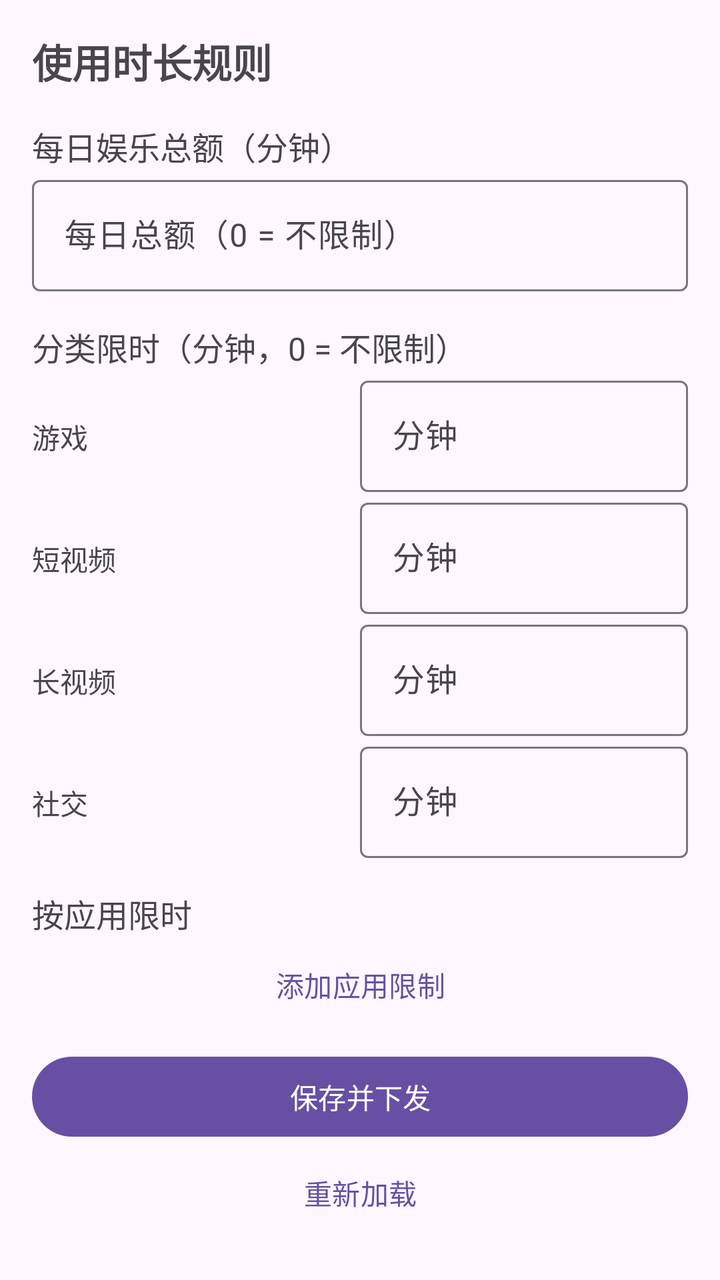
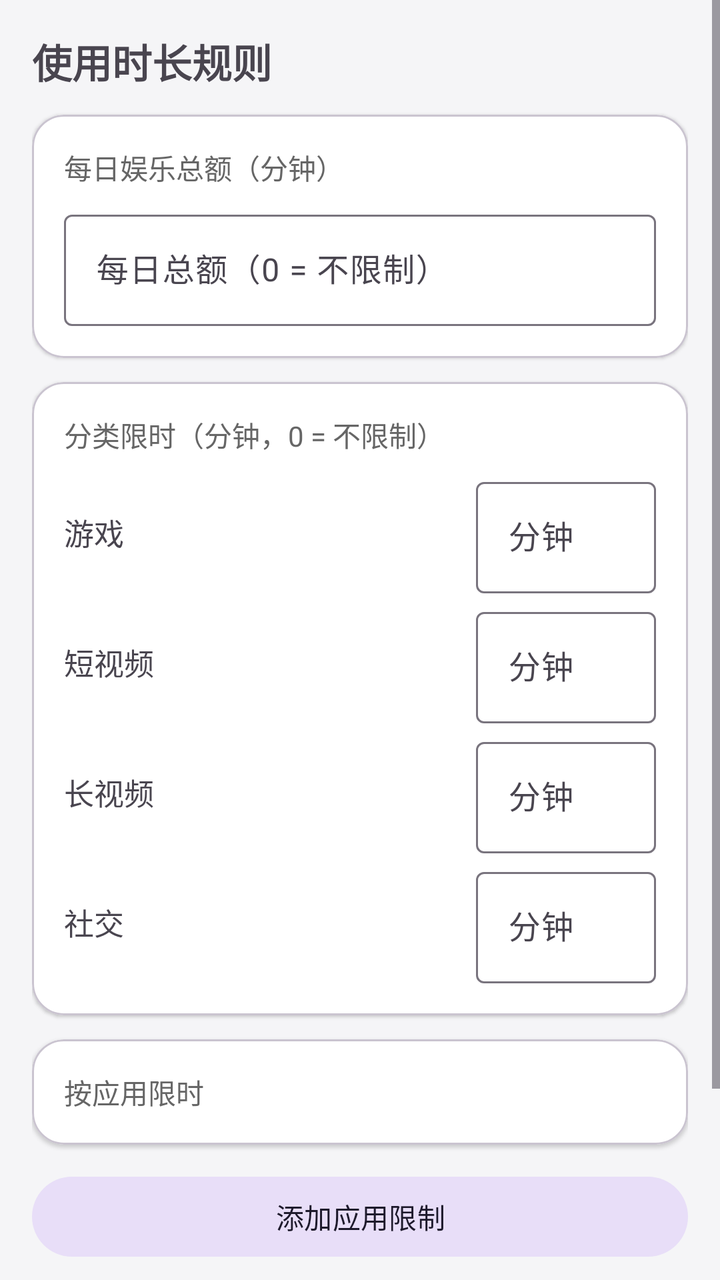

Screens rendered from an Android XML layout before and after an edit, with the pre-edit source and the edit as a unified diff.
<!-- AndroidManifest.xml: application theme Theme.PhoneGuard -->
<!-- res/layout/activity_rules.xml -->
<?xml version="1.0" encoding="utf-8"?>
<ScrollView xmlns:android="http://schemas.android.com/apk/res/android"
    xmlns:app="http://schemas.android.com/apk/res-auto"
    android:layout_width="match_parent"
    android:layout_height="match_parent">

    <LinearLayout
        android:layout_width="match_parent"
        android:layout_height="wrap_content"
        android:orientation="vertical"
        android:padding="16dp">

        <TextView
            android:layout_width="wrap_content"
            android:layout_height="wrap_content"
            android:text="@string/rules_title"
            android:textSize="20sp"
            android:textStyle="bold" />

        <TextView
            android:layout_width="wrap_content"
            android:layout_height="wrap_content"
            android:layout_marginTop="16dp"
            android:text="@string/rules_total_title"
            android:textSize="16sp" />

        <com.google.android.material.textfield.TextInputLayout
            android:layout_width="match_parent"
            android:layout_height="wrap_content"
            android:hint="@string/rules_total_minutes">

            <com.google.android.material.textfield.TextInputEditText
                android:id="@+id/etTotalMinutes"
                android:layout_width="match_parent"
                android:layout_height="wrap_content"
                android:inputType="number"
                android:maxLines="1" />
        </com.google.android.material.textfield.TextInputLayout>

        <TextView
            android:layout_width="wrap_content"
            android:layout_height="wrap_content"
            android:layout_marginTop="16dp"
            android:text="@string/rules_category_title"
            android:textSize="16sp" />

        <LinearLayout
            android:layout_width="match_parent"
            android:layout_height="wrap_content"
            android:orientation="horizontal">

            <TextView
                android:layout_width="0dp"
                android:layout_height="wrap_content"
                android:layout_weight="1"
                android:text="@string/cat_game"
                android:gravity="center_vertical" />

            <com.google.android.material.textfield.TextInputLayout
                android:layout_width="0dp"
                android:layout_height="wrap_content"
                android:layout_weight="1"
                android:hint="@string/rules_minutes_hint">

                <com.google.android.material.textfield.TextInputEditText
                    android:id="@+id/etGameMinutes"
                    android:layout_width="match_parent"
                    android:layout_height="wrap_content"
                    android:inputType="number"
                    android:maxLines="1" />
            </com.google.android.material.textfield.TextInputLayout>
        </LinearLayout>

        <LinearLayout
            android:layout_width="match_parent"
            android:layout_height="wrap_content"
            android:orientation="horizontal">

            <TextView
                android:layout_width="0dp"
                android:layout_height="wrap_content"
                android:layout_weight="1"
                android:text="@string/cat_short_video"
                android:gravity="center_vertical" />

            <com.google.android.material.textfield.TextInputLayout
                android:layout_width="0dp"
                android:layout_height="wrap_content"
                android:layout_weight="1"
                android:hint="@string/rules_minutes_hint">

                <com.google.android.material.textfield.TextInputEditText
                    android:id="@+id/etShortVideoMinutes"
                    android:layout_width="match_parent"
                    android:layout_height="wrap_content"
                    android:inputType="number"
                    android:maxLines="1" />
            </com.google.android.material.textfield.TextInputLayout>
        </LinearLayout>

        <LinearLayout
            android:layout_width="match_parent"
            android:layout_height="wrap_content"
            android:orientation="horizontal">

            <TextView
                android:layout_width="0dp"
                android:layout_height="wrap_content"
                android:layout_weight="1"
                android:text="@string/cat_video"
                android:gravity="center_vertical" />

            <com.google.android.material.textfield.TextInputLayout
                android:layout_width="0dp"
                android:layout_height="wrap_content"
                android:layout_weight="1"
                android:hint="@string/rules_minutes_hint">

                <com.google.android.material.textfield.TextInputEditText
                    android:id="@+id/etVideoMinutes"
                    android:layout_width="match_parent"
                    android:layout_height="wrap_content"
                    android:inputType="number"
                    android:maxLines="1" />
            </com.google.android.material.textfield.TextInputLayout>
        </LinearLayout>

        <LinearLayout
            android:layout_width="match_parent"
            android:layout_height="wrap_content"
            android:orientation="horizontal">

            <TextView
                android:layout_width="0dp"
                android:layout_height="wrap_content"
                android:layout_weight="1"
                android:text="@string/cat_social"
                android:gravity="center_vertical" />

            <com.google.android.material.textfield.TextInputLayout
                android:layout_width="0dp"
                android:layout_height="wrap_content"
                android:layout_weight="1"
                android:hint="@string/rules_minutes_hint">

                <com.google.android.material.textfield.TextInputEditText
                    android:id="@+id/etSocialMinutes"
                    android:layout_width="match_parent"
                    android:layout_height="wrap_content"
                    android:inputType="number"
                    android:maxLines="1" />
            </com.google.android.material.textfield.TextInputLayout>
        </LinearLayout>

        <TextView
            android:layout_width="wrap_content"
            android:layout_height="wrap_content"
            android:layout_marginTop="16dp"
            android:text="@string/rules_app_title"
            android:textSize="16sp" />

        <LinearLayout
            android:id="@+id/containerAppLimits"
            android:layout_width="match_parent"
            android:layout_height="wrap_content"
            android:orientation="vertical" />

        <com.google.android.material.button.MaterialButton
            android:id="@+id/btnAddAppLimit"
            style="@style/Widget.Material3.Button.TextButton"
            android:layout_width="match_parent"
            android:layout_height="wrap_content"
            android:text="@string/rules_add_app" />

        <com.google.android.material.button.MaterialButton
            android:id="@+id/btnSave"
            android:layout_width="match_parent"
            android:layout_height="wrap_content"
            android:layout_marginTop="8dp"
            android:text="@string/rules_save" />

        <com.google.android.material.button.MaterialButton
            android:id="@+id/btnLoad"
            style="@style/Widget.Material3.Button.TextButton"
            android:layout_width="match_parent"
            android:layout_height="wrap_content"
            android:text="@string/rules_load" />
    </LinearLayout>
</ScrollView>
<!-- resources referenced by this layout -->
<resources>
  <string name="cat_game">游戏</string>
  <string name="cat_short_video">短视频</string>
  <string name="cat_social">社交</string>
  <string name="cat_video">长视频</string>
  <string name="rules_add_app">添加应用限制</string>
  <string name="rules_app_title">按应用限时</string>
  <string name="rules_category_title">分类限时（分钟，0 = 不限制）</string>
  <string name="rules_load">重新加载</string>
  <string name="rules_minutes_hint">分钟</string>
  <string name="rules_save">保存并下发</string>
  <string name="rules_title">使用时长规则</string>
  <string name="rules_total_minutes">每日总额（0 = 不限制）</string>
  <string name="rules_total_title">每日娱乐总额（分钟）</string>
  <style name="Theme.PhoneGuard" parent="Theme.Material3.DayNight.NoActionBar" />
</resources>

<!-- the commit's change to res/layout/activity_rules.xml (unified diff, before → after) -->
@@ -2,7 +2,8 @@
 <ScrollView xmlns:android="http://schemas.android.com/apk/res/android"
     xmlns:app="http://schemas.android.com/apk/res-auto"
     android:layout_width="match_parent"
-    android:layout_height="match_parent">
+    android:layout_height="match_parent"
+    android:background="#F5F5F7">
 
     <LinearLayout
         android:layout_width="match_parent"
@@ -17,159 +18,221 @@
             android:textSize="20sp"
             android:textStyle="bold" />
 
-        <TextView
-            android:layout_width="wrap_content"
-            android:layout_height="wrap_content"
-            android:layout_marginTop="16dp"
-            android:text="@string/rules_total_title"
-            android:textSize="16sp" />
-
-        <com.google.android.material.textfield.TextInputLayout
-            android:layout_width="match_parent"
-            android:layout_height="wrap_content"
-            android:hint="@string/rules_total_minutes">
-
-            <com.google.android.material.textfield.TextInputEditText
-                android:id="@+id/etTotalMinutes"
+        
+        <com.google.android.material.card.MaterialCardView
+            android:layout_width="match_parent"
+            android:layout_height="wrap_content"
+            android:layout_marginTop="12dp"
+            app:cardBackgroundColor="#FFFFFF"
+            app:cardCornerRadius="16dp"
+            app:cardElevation="1dp">
+
+            <LinearLayout
                 android:layout_width="match_parent"
                 android:layout_height="wrap_content"
-                android:inputType="number"
-                android:maxLines="1" />
-        </com.google.android.material.textfield.TextInputLayout>
-
-        <TextView
-            android:layout_width="wrap_content"
-            android:layout_height="wrap_content"
-            android:layout_marginTop="16dp"
-            android:text="@string/rules_category_title"
-            android:textSize="16sp" />
-
-        <LinearLayout
-            android:layout_width="match_parent"
-            android:layout_height="wrap_content"
-            android:orientation="horizontal">
-
-            <TextView
-                android:layout_width="0dp"
+                android:orientation="vertical"
+                android:padding="16dp">
+
+                <TextView
+                    android:layout_width="wrap_content"
+                    android:layout_height="wrap_content"
+                    android:text="@string/rules_total_title"
+                    android:textSize="14sp"
+                    android:textColor="#666666" />
+
+                <com.google.android.material.textfield.TextInputLayout
+                    android:layout_width="match_parent"
+                    android:layout_height="wrap_content"
+                    android:layout_marginTop="8dp"
+                    android:hint="@string/rules_total_minutes"
+                    style="@style/Widget.Material3.TextInputLayout.OutlinedBox">
+
+                    <com.google.android.material.textfield.TextInputEditText
+                        android:id="@+id/etTotalMinutes"
+                        android:layout_width="match_parent"
+                        android:layout_height="wrap_content"
+                        android:inputType="number"
+                        android:maxLines="1" />
+                </com.google.android.material.textfield.TextInputLayout>
+            </LinearLayout>
+        </com.google.android.material.card.MaterialCardView>
+
+        
+        <com.google.android.material.card.MaterialCardView
+            android:layout_width="match_parent"
+            android:layout_height="wrap_content"
+            android:layout_marginTop="12dp"
+            app:cardBackgroundColor="#FFFFFF"
+            app:cardCornerRadius="16dp"
+            app:cardElevation="1dp">
+
+            <LinearLayout
+                android:layout_width="match_parent"
                 android:layout_height="wrap_content"
-                android:layout_weight="1"
-                android:text="@string/cat_game"
-                android:gravity="center_vertical" />
-
-            <com.google.android.material.textfield.TextInputLayout
-                android:layout_width="0dp"
+                android:orientation="vertical"
+                android:padding="16dp">
+
+                <TextView
+                    android:layout_width="wrap_content"
+                    android:layout_height="wrap_content"
+                    android:text="@string/rules_category_title"
+                    android:textSize="14sp"
+                    android:textColor="#666666" />
+
+                <LinearLayout
+                    android:layout_width="match_parent"
+                    android:layout_height="wrap_content"
+                    android:layout_marginTop="8dp"
+                    android:gravity="center_vertical"
+                    android:orientation="horizontal">
+
+                    <TextView
+                        android:layout_width="0dp"
+                        android:layout_height="wrap_content"
+                        android:layout_weight="1"
+                        android:text="@string/cat_game"
+                        android:textSize="15sp" />
+
+                    <com.google.android.material.textfield.TextInputLayout
+                        android:layout_width="90dp"
+                        android:layout_height="wrap_content"
+                        android:hint="@string/rules_minutes_hint"
+                        style="@style/Widget.Material3.TextInputLayout.OutlinedBox">
+
+                        <com.google.android.material.textfield.TextInputEditText
+                            android:id="@+id/etGameMinutes"
+                            android:layout_width="match_parent"
+                            android:layout_height="wrap_content"
+                            android:inputType="number"
+                            android:maxLines="1" />
+                    </com.google.android.material.textfield.TextInputLayout>
+                </LinearLayout>
+
+                <LinearLayout
+                    android:layout_width="match_parent"
+                    android:layout_height="wrap_content"
+                    android:layout_marginTop="4dp"
+                    android:gravity="center_vertical"
+                    android:orientation="horizontal">
+
+                    <TextView
+                        android:layout_width="0dp"
+                        android:layout_height="wrap_content"
+                        android:layout_weight="1"
+                        android:text="@string/cat_short_video"
+                        android:textSize="15sp" />
+
+                    <com.google.android.material.textfield.TextInputLayout
+                        android:layout_width="90dp"
+                        android:layout_height="wrap_content"
+                        android:hint="@string/rules_minutes_hint"
+                        style="@style/Widget.Material3.TextInputLayout.OutlinedBox">
+
+                        <com.google.android.material.textfield.TextInputEditText
+                            android:id="@+id/etShortVideoMinutes"
+                            android:layout_width="match_parent"
+                            android:layout_height="wrap_content"
+                            android:inputType="number"
+                            android:maxLines="1" />
+                    </com.google.android.material.textfield.TextInputLayout>
+                </LinearLayout>
+
+                <LinearLayout
+                    android:layout_width="match_parent"
+                    android:layout_height="wrap_content"
+                    android:layout_marginTop="4dp"
+                    android:gravity="center_vertical"
+                    android:orientation="horizontal">
+
+                    <TextView
+                        android:layout_width="0dp"
+                        android:layout_height="wrap_content"
+                        android:layout_weight="1"
+                        android:text="@string/cat_video"
+                        android:textSize="15sp" />
+
+                    <com.google.android.material.textfield.TextInputLayout
+                        android:layout_width="90dp"
+                        android:layout_height="wrap_content"
+                        android:hint="@string/rules_minutes_hint"
+                        style="@style/Widget.Material3.TextInputLayout.OutlinedBox">
+
+                        <com.google.android.material.textfield.TextInputEditText
+                            android:id="@+id/etVideoMinutes"
+                            android:layout_width="match_parent"
+                            android:layout_height="wrap_content"
+                            android:inputType="number"
+                            android:maxLines="1" />
+                    </com.google.android.material.textfield.TextInputLayout>
+                </LinearLayout>
+
+                <LinearLayout
+                    android:layout_width="match_parent"
+                    android:layout_height="wrap_content"
+                    android:layout_marginTop="4dp"
+                    android:gravity="center_vertical"
+                    android:orientation="horizontal">
+
+                    <TextView
+                        android:layout_width="0dp"
+                        android:layout_height="wrap_content"
+                        android:layout_weight="1"
+                        android:text="@string/cat_social"
+                        android:textSize="15sp" />
+
+                    <com.google.android.material.textfield.TextInputLayout
+                        android:layout_width="90dp"
+                        android:layout_height="wrap_content"
+                        android:hint="@string/rules_minutes_hint"
+                        style="@style/Widget.Material3.TextInputLayout.OutlinedBox">
+
+                        <com.google.android.material.textfield.TextInputEditText
+                            android:id="@+id/etSocialMinutes"
+                            android:layout_width="match_parent"
+                            android:layout_height="wrap_content"
+                            android:inputType="number"
+                            android:maxLines="1" />
+                    </com.google.android.material.textfield.TextInputLayout>
+                </LinearLayout>
+            </LinearLayout>
+        </com.google.android.material.card.MaterialCardView>
+
+        
+        <com.google.android.material.card.MaterialCardView
+            android:layout_width="match_parent"
+            android:layout_height="wrap_content"
+            android:layout_marginTop="12dp"
+            app:cardBackgroundColor="#FFFFFF"
+            app:cardCornerRadius="16dp"
+            app:cardElevation="1dp">
+
+            <LinearLayout
+                android:layout_width="match_parent"
                 android:layout_height="wrap_content"
-                android:layout_weight="1"
-                android:hint="@string/rules_minutes_hint">
-
-                <com.google.android.material.textfield.TextInputEditText
-                    android:id="@+id/etGameMinutes"
-                    android:layout_width="match_parent"
-                    android:layout_height="wrap_content"
-                    android:inputType="number"
-                    android:maxLines="1" />
-            </com.google.android.material.textfield.TextInputLayout>
-        </LinearLayout>
-
-        <LinearLayout
-            android:layout_width="match_parent"
-            android:layout_height="wrap_content"
-            android:orientation="horizontal">
-
-            <TextView
-                android:layout_width="0dp"
-                android:layout_height="wrap_content"
-                android:layout_weight="1"
-                android:text="@string/cat_short_video"
-                android:gravity="center_vertical" />
-
-            <com.google.android.material.textfield.TextInputLayout
-                android:layout_width="0dp"
-                android:layout_height="wrap_content"
-                android:layout_weight="1"
-                android:hint="@string/rules_minutes_hint">
-
-                <com.google.android.material.textfield.TextInputEditText
-                    android:id="@+id/etShortVideoMinutes"
-                    android:layout_width="match_parent"
-                    android:layout_height="wrap_content"
-                    android:inputType="number"
-                    android:maxLines="1" />
-            </com.google.android.material.textfield.TextInputLayout>
-        </LinearLayout>
-
-        <LinearLayout
-            android:layout_width="match_parent"
-            android:layout_height="wrap_content"
-            android:orientation="horizontal">
-
-            <TextView
-                android:layout_width="0dp"
-                android:layout_height="wrap_content"
-                android:layout_weight="1"
-                android:text="@string/cat_video"
-                android:gravity="center_vertical" />
-
-            <com.google.android.material.textfield.TextInputLayout
-                android:layout_width="0dp"
-                android:layout_height="wrap_content"
-                android:layout_weight="1"
-                android:hint="@string/rules_minutes_hint">
-
-                <com.google.android.material.textfield.TextInputEditText
-                    android:id="@+id/etVideoMinutes"
-                    android:layout_width="match_parent"
-                    android:layout_height="wrap_content"
-                    android:inputType="number"
-                    android:maxLines="1" />
-            </com.google.android.material.textfield.TextInputLayout>
-        </LinearLayout>
-
-        <LinearLayout
-            android:layout_width="match_parent"
-            android:layout_height="wrap_content"
-            android:orientation="horizontal">
-
-            <TextView
-                android:layout_width="0dp"
-                android:layout_height="wrap_content"
-                android:layout_weight="1"
-                android:text="@string/cat_social"
-                android:gravity="center_vertical" />
-
-            <com.google.android.material.textfield.TextInputLayout
-                android:layout_width="0dp"
-                android:layout_height="wrap_content"
-                android:layout_weight="1"
-                android:hint="@string/rules_minutes_hint">
-
-                <com.google.android.material.textfield.TextInputEditText
-                    android:id="@+id/etSocialMinutes"
-                    android:layout_width="match_parent"
-                    android:layout_height="wrap_content"
-                    android:inputType="number"
-                    android:maxLines="1" />
-            </com.google.android.material.textfield.TextInputLayout>
-        </LinearLayout>
-
-        <TextView
-            android:layout_width="wrap_content"
-            android:layout_height="wrap_content"
-            android:layout_marginTop="16dp"
-            android:text="@string/rules_app_title"
-            android:textSize="16sp" />
-
-        <LinearLayout
-            android:id="@+id/containerAppLimits"
-            android:layout_width="match_parent"
-            android:layout_height="wrap_content"
-            android:orientation="vertical" />
+                android:orientation="vertical"
+                android:padding="16dp">
+
+                <TextView
+                    android:layout_width="wrap_content"
+                    android:layout_height="wrap_content"
+                    android:text="@string/rules_app_title"
+                    android:textSize="14sp"
+                    android:textColor="#666666" />
+
+                <androidx.recyclerview.widget.RecyclerView
+                    android:id="@+id/rvAppLimits"
+                    android:layout_width="match_parent"
+                    android:layout_height="wrap_content"
+                    android:nestedScrollingEnabled="false" />
+            </LinearLayout>
+        </com.google.android.material.card.MaterialCardView>
 
         <com.google.android.material.button.MaterialButton
             android:id="@+id/btnAddAppLimit"
-            style="@style/Widget.Material3.Button.TextButton"
-            android:layout_width="match_parent"
-            android:layout_height="wrap_content"
+            style="@style/Widget.Material3.Button.TonalButton"
+            android:layout_width="match_parent"
+            android:layout_height="wrap_content"
+            android:layout_marginTop="12dp"
             android:text="@string/rules_add_app" />
 
         <com.google.android.material.button.MaterialButton
